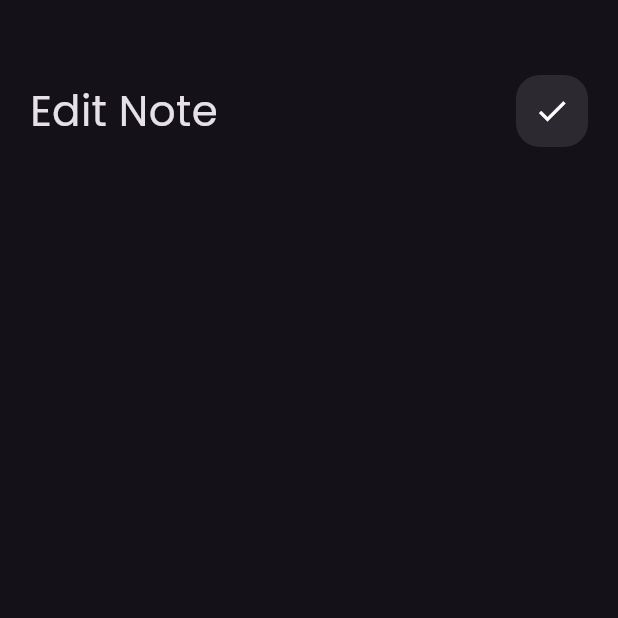
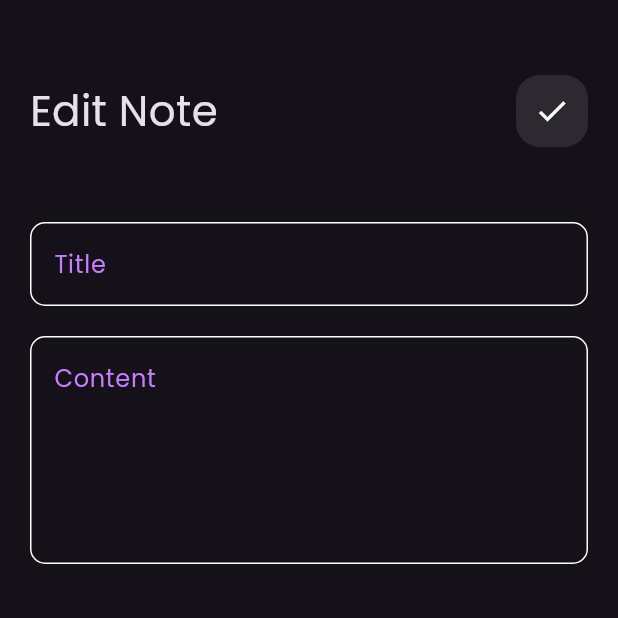
Before and after one commit to youssefElyoussofi/notes_app, a Flutter app: the screen it shows after launch, after a tap on "Note Title", on a phone screen of 412 x 824 dp, the top half of it. Run offline on Flutter 3.47's test engine with Material 3 defaults, Android fonts, the phone set to English and light mode, and no system bars.

Commit message:
create model note

```diff
--- a/lib/constants.dart
+++ b/lib/constants.dart
@@ -1,4 +1,4 @@
 
 import 'package:flutter/material.dart';
 
-const kprimaryColor = Color(0xffd5fd00);
+const kprimaryColor = Color(0xffc77dff);
--- a/lib/main.dart
+++ b/lib/main.dart
@@ -15,6 +15,7 @@ class MyApp extends StatelessWidget {
       debugShowCheckedModeBanner: false,
       title: 'Flutter Demo',
       theme: ThemeData(
+
         fontFamily: 'Poppins',
         brightness: Brightness.dark,
         // colorScheme: ColorScheme.fromSeed(seedColor: Colors.deepOrangeAccent),
--- /dev/null
+++ b/lib/models/note_model.dart
@@ -0,0 +1,11 @@
+
+class NoteModel {
+
+  final String title;
+  final String subTitle;
+  final String date;
+  final int color;
+
+  NoteModel({required this.title, required this.subTitle, required this.date, required this.color});
+
+}
--- a/lib/widgets/edit_view_body.dart
+++ b/lib/widgets/edit_view_body.dart
@@ -2,6 +2,7 @@
 
 import 'package:flutter/material.dart';
 import 'package:notes_app/widgets/custom_appbar.dart';
+import 'package:notes_app/widgets/custom_text_field.dart';
 
 
 class EditNoteViewBody extends StatelessWidget {
@@ -13,7 +14,11 @@ class EditNoteViewBody extends StatelessWidget {
       padding: EdgeInsets.symmetric(horizontal: 20),
       child: Column(children: [
         CustomAppbar(title: 'Edit Note', icon: Icons.check,),
-
+      Padding(
+        padding: EdgeInsets.only(top: 50,bottom: 20),
+        child: CustomTextField(labelTxt: 'Title'),
+      ),
+      CustomTextField(labelTxt: 'Content',maxLines: 5,),
 
       ],),
     );
--- a/lib/widgets/note_item.dart
+++ b/lib/widgets/note_item.dart
@@ -18,7 +18,7 @@ class NoteItem extends StatelessWidget {
         margin: const EdgeInsets.only(top: 10),
         padding: const EdgeInsets.only(left: 10,top: 10),
         decoration: BoxDecoration(
-          color: const Color(0xffffcc80),
+          color: const Color(0xffe0aaff),
           borderRadius: BorderRadius.circular(10)),
         child: Column(
           crossAxisAlignment: CrossAxisAlignment.end,
```
